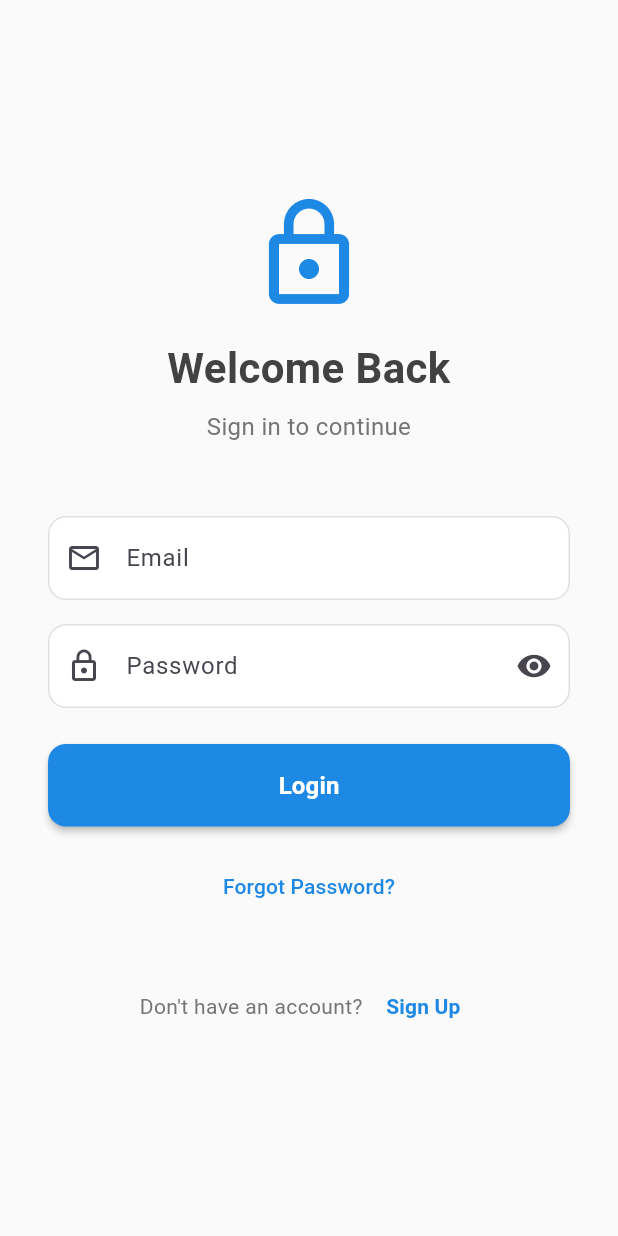
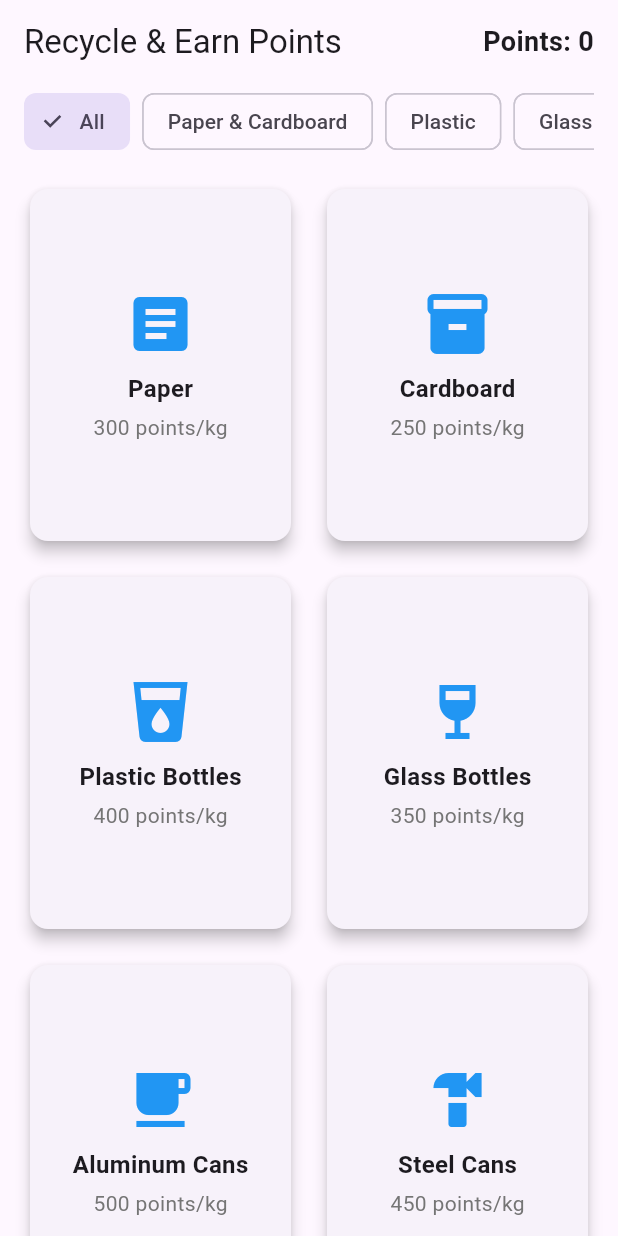
Before and after one commit to igmoiiz/Material-Recycle-Application---Prototype, a Flutter app: the screen it shows after launch, on a phone screen of 412 x 824 dp. Run offline on Flutter 3.47's test engine with Material 3 defaults, Android fonts, the light colour scheme and no system bars; our stand-ins replace sqflite; accounts and stored records are empty.

```diff
--- /dev/null
+++ b/lib/Models/recycling_material.dart
@@ -0,0 +1,58 @@
+class RecyclingMaterial {
+  final String name;
+  final String category;
+  final int pointsPerKg;
+  final String imageUrl;
+
+  RecyclingMaterial({
+    required this.name,
+    required this.category,
+    required this.pointsPerKg,
+    required this.imageUrl,
+  });
+
+  static List<RecyclingMaterial> getMaterials() {
+    return [
+      RecyclingMaterial(
+        name: 'Paper',
+        category: 'Paper & Cardboard',
+        pointsPerKg: 300,
+        imageUrl: 'assets/images/paper.png',
+      ),
+      RecyclingMaterial(
+        name: 'Cardboard',
+        category: 'Paper & Cardboard',
+        pointsPerKg: 250,
+        imageUrl: 'assets/images/cardboard.png',
+      ),
+      RecyclingMaterial(
+        name: 'Plastic Bottles',
+        category: 'Plastic',
+        pointsPerKg: 400,
+        imageUrl: 'assets/images/plastic_bottles.png',
+      ),
+      RecyclingMaterial(
+        name: 'Glass Bottles',
+        category: 'Glass',
+        pointsPerKg: 350,
+        imageUrl: 'assets/images/glass_bottles.png',
+      ),
+      RecyclingMaterial(
+        name: 'Aluminum Cans',
+        category: 'Metal',
+        pointsPerKg: 500,
+        imageUrl: 'assets/images/aluminum_cans.png',
+      ),
+      RecyclingMaterial(
+        name: 'Steel Cans',
+        category: 'Metal',
+        pointsPerKg: 450,
+        imageUrl: 'assets/images/steel_cans.png',
+      ),
+    ];
+  }
+
+  static List<String> getCategories() {
+    return ['Paper & Cardboard', 'Plastic', 'Glass', 'Metal'];
+  }
+}
--- a/lib/Views/Interface/home_page.dart
+++ b/lib/Views/Interface/home_page.dart
@@ -0,0 +1,197 @@
+import 'package:flutter/material.dart';
+import 'package:recycle_application/Models/recycling_material.dart';
+
+class HomePage extends StatefulWidget {
+  const HomePage({super.key});
+
+  @override
+  State<HomePage> createState() => _HomePageState();
+}
+
+class _HomePageState extends State<HomePage> {
+  final List<RecyclingMaterial> _materials = RecyclingMaterial.getMaterials();
+  String _selectedCategory = 'All';
+  final TextEditingController _amountController = TextEditingController();
+  int _totalPoints = 0;
+
+  @override
+  void dispose() {
+    _amountController.dispose();
+    super.dispose();
+  }
+
+  void _showMaterialDialog(RecyclingMaterial material) {
+    showDialog(
+      context: context,
+      builder:
+          (context) => AlertDialog(
+            title: Text(material.name),
+            content: Column(
+              mainAxisSize: MainAxisSize.min,
+              children: [
+                Text('Points per kg: ${material.pointsPerKg}'),
+                const SizedBox(height: 16),
+                TextField(
+                  controller: _amountController,
+                  keyboardType: TextInputType.number,
+                  decoration: const InputDecoration(
+                    labelText: 'Amount (kg)',
+                    border: OutlineInputBorder(),
+                  ),
+                ),
+              ],
+            ),
+            actions: [
+              TextButton(
+                onPressed: () => Navigator.pop(context),
+                child: const Text('Cancel'),
+              ),
+              ElevatedButton(
+                onPressed: () {
+                  if (_amountController.text.isNotEmpty) {
+                    final amount = double.parse(_amountController.text);
+                    final points = (amount * material.pointsPerKg).round();
+                    setState(() {
+                      _totalPoints += points;
+                    });
+                    _amountController.clear();
+                    Navigator.pop(context);
+                    ScaffoldMessenger.of(context).showSnackBar(
+                      SnackBar(
+                        content: Text('Added $points points!'),
+                        backgroundColor: Colors.green,
+                      ),
+                    );
+                  }
+                },
+                child: const Text('Submit'),
+              ),
+            ],
+          ),
+    );
+  }
+
+  List<RecyclingMaterial> get _filteredMaterials {
+    if (_selectedCategory == 'All') {
+      return _materials;
+    }
+    return _materials.where((m) => m.category == _selectedCategory).toList();
+  }
+
+  @override
+  Widget build(BuildContext context) {
+    return Scaffold(
+      appBar: AppBar(
+        title: const Text('Recycle & Earn Points'),
+        actions: [
+          Center(
+            child: Padding(
+              padding: const EdgeInsets.symmetric(horizontal: 16.0),
+              child: Text(
+                'Points: $_totalPoints',
+                style: const TextStyle(
+                  fontSize: 18,
+                  fontWeight: FontWeight.bold,
+                ),
+              ),
+            ),
+          ),
+        ],
+      ),
+      body: Column(
+        children: [
+          // Category Filter
+          Container(
+            height: 50,
+            padding: const EdgeInsets.symmetric(horizontal: 16),
+            child: ListView(
+              scrollDirection: Axis.horizontal,
+              children:
+                  ['All', ...RecyclingMaterial.getCategories()].map((category) {
+                    return Padding(
+                      padding: const EdgeInsets.only(right: 8.0),
+                      child: ChoiceChip(
+                        label: Text(category),
+                        selected: _selectedCategory == category,
+                        onSelected: (selected) {
+                          if (selected) {
+                            setState(() {
+                              _selectedCategory = category;
+                            });
+                          }
+                        },
+                      ),
+                    );
+                  }).toList(),
+            ),
+          ),
+
+          // Materials Grid
+          Expanded(
+            child: GridView.builder(
+              padding: const EdgeInsets.all(16),
+              gridDelegate: const SliverGridDelegateWithFixedCrossAxisCount(
+                crossAxisCount: 2,
+                childAspectRatio: 0.75,
+                crossAxisSpacing: 16,
+                mainAxisSpacing: 16,
+              ),
+              itemCount: _filteredMaterials.length,
+              itemBuilder: (context, index) {
+                final material = _filteredMaterials[index];
+                return Card(
+                  elevation: 4,
+                  child: InkWell(
+                    onTap: () => _showMaterialDialog(material),
+                    child: Column(
+                      mainAxisAlignment: MainAxisAlignment.center,
+                      children: [
+                        Icon(
+                          _getMaterialIcon(material.name),
+                          size: 48,
+                          color: Colors.blue,
+                        ),
+                        const SizedBox(height: 8),
+                        Text(
+                          material.name,
+                          style: const TextStyle(
+                            fontSize: 16,
+                            fontWeight: FontWeight.bold,
+                          ),
+                        ),
+                        const SizedBox(height: 4),
+                        Text(
+                          '${material.pointsPerKg} points/kg',
+                          style: TextStyle(color: Colors.grey[600]),
+                        ),
+                      ],
+                    ),
+                  ),
+                );
+              },
+            ),
+          ),
+        ],
+      ),
+    );
+  }
+
+  IconData _getMaterialIcon(String materialName) {
+    switch (materialName.toLowerCase()) {
+      case 'paper':
+        return Icons.article;
+      case 'cardboard':
+        return Icons.inventory_2;
+      case 'plastic bottles':
+        return Icons.local_drink;
+      case 'glass bottles':
+        return Icons.wine_bar;
+      case 'aluminum cans':
+        return Icons.local_cafe;
+      case 'steel cans':
+        return Icons.hardware;
+      default:
+        return Icons.recycling;
+    }
+  }
+}
--- a/lib/main.dart
+++ b/lib/main.dart
@@ -1,5 +1,6 @@
 import 'package:flutter/material.dart';
 import 'package:recycle_application/Views/Authentication/loogin_page.dart';
+import 'package:recycle_application/Views/Interface/home_page.dart';
 
 void main() {
   runApp(const MainApp());
@@ -17,7 +18,7 @@ class _MainAppState extends State<MainApp> {
   Widget build(BuildContext context) {
     return const MaterialApp(
       debugShowCheckedModeBanner: false,
-      home: LoginPage(),
+      home: HomePage(),
     );
   }
 }
```
Also changed, not shown: lib/Controllers/database_helper.dart (added, +74 -0 lines), lib/Views/Authentication/loogin_page.dart (+44 -10 lines), lib/Views/Authentication/signup_page.dart (+61 -16 lines).
